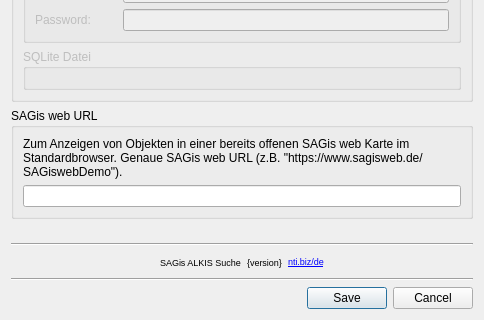
Before: the Qt Designer form ui/settings.ui in nti-de/SAGisALKISSearch, drawn with Qt 5; both pictures show x 0 to 484 and y 168 to 488 of the 484 by 488 pixel window.
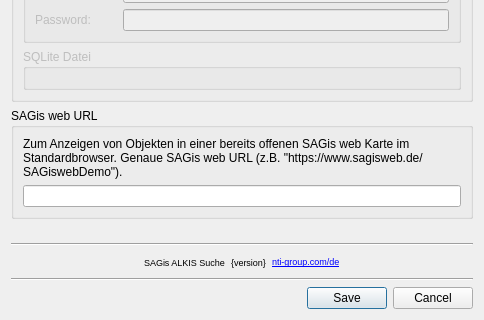
After: the same form once the commit is applied. Icons and pictures are not drawn. Custom widgets are drawn as their Qt base class.

Commit message: Updated README.md; Updated metadata.txt; Get version for SettingsDialog from metadata.txt; Updated homepage url in settings.ui;

```diff
--- a/ui/settings.ui
+++ b/ui/settings.ui
@@ -199,7 +199,7 @@
         </font>
        </property>
        <property name="text">
-        <string>&lt;a href=&quot;https://www.nti.biz/de/produkte/sagis-loesungen/&quot;&gt;nti.biz/de&lt;/a&gt;</string>
+        <string>&lt;a href=&quot;https://www.nti-group.com/de&quot;&gt;nti-group.com/de&lt;/a&gt;</string>
        </property>
        <property name="openExternalLinks">
         <bool>true</bool>
```
The commit also changes 4 other files.
